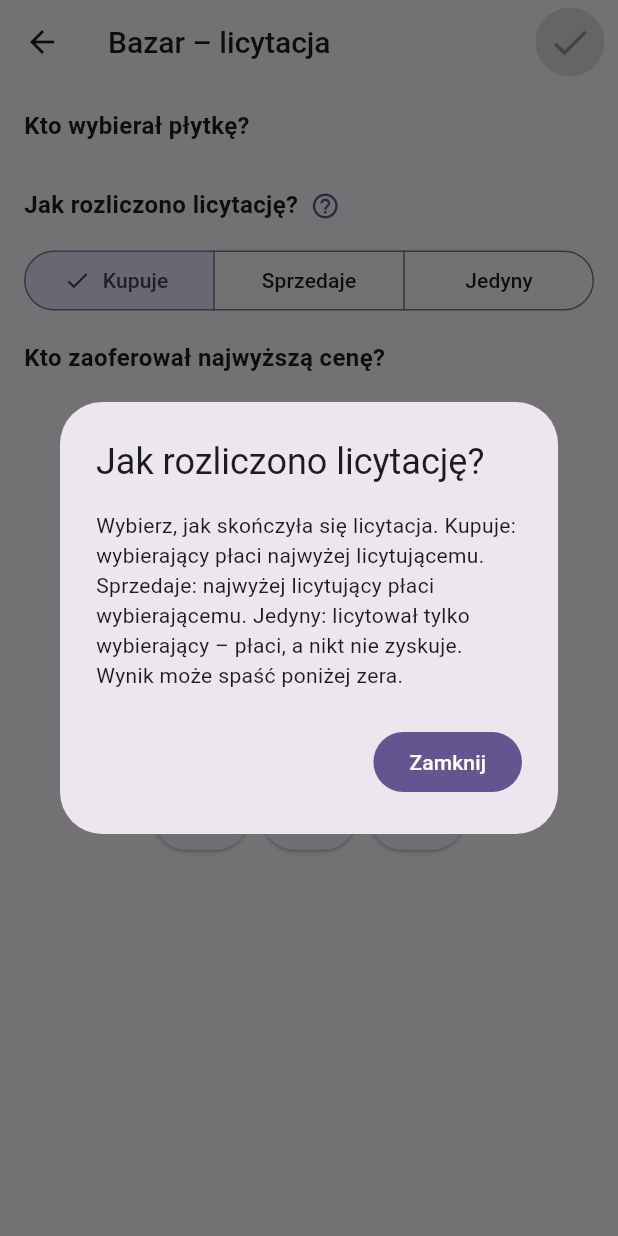
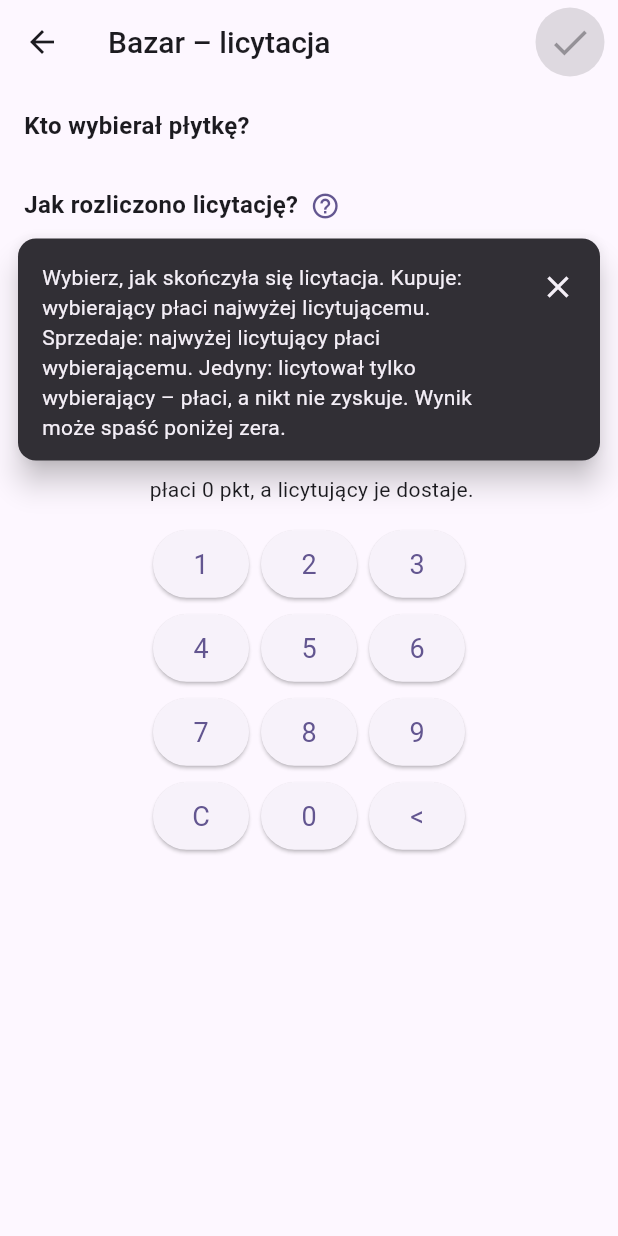
Before and after one commit to WGFizban/CC_NEW, a Flutter app: the BazaarScreen screen opened directly with empty values, after a tap on the "help outline" icon, on a phone screen of 412 x 824 dp. Run offline on Flutter 3.47's test engine with Material 3 defaults, Android fonts, the phone set to English and light mode, and no system bars; our stand-ins replace flutter_colorpicker, flutter_svg, shared_preferences, wakelock_plus; accounts and stored records are empty; generated files the repository leaves out were written again.

Commit message:
Podpowiedzi jako dymek przy ikonie zamykany przyciskiem lub stuknięciem obok
Co-Authored-By: Claude Sonnet 5.5 <noreply@anthropic.com>
Claude-Session: https://claude.ai/code/session_01P2QWxkXWwGKiSLABjDzL2r

```diff
--- a/lib/screens/history_screen.dart
+++ b/lib/screens/history_screen.dart
@@ -53,9 +53,11 @@ class _HistoryScreenState extends State<HistoryScreen> {
     final text = e.category ?? e.label;
     final type = e.scoringType;
     if (type == null) return Text(text);
-    return GestureDetector(
-      onTap: () => showHintDialog(context, message: text),
-      child: GameIcon(type.iconAsset, size: 28),
+    return Builder(
+      builder: (ctx) => GestureDetector(
+        onTap: () => showHintBubble(ctx, message: text),
+        child: GameIcon(type.iconAsset, size: 28),
+      ),
     );
   }
 
--- a/lib/widgets/info_hint.dart
+++ b/lib/widgets/info_hint.dart
@@ -2,7 +2,94 @@ import 'package:flutter/material.dart';
 
 import '../l10n/l10n.dart';
 
-/// Pokazuje podpowiedź jako okno nad ekranem, które użytkownik zamyka sam.
+/// Pokazuje podpowiedź jako dymek przy elemencie [context] (jak tooltip), który
+/// zostaje na ekranie, dopóki użytkownik nie zamknie go przyciskiem „×" albo
+/// nie stuknie w inne miejsce ekranu.
+void showHintBubble(
+  BuildContext context, {
+  required String message,
+  String? title,
+}) {
+  final overlay = Overlay.of(context);
+  final box = context.findRenderObject() as RenderBox?;
+  final overlayBox = overlay.context.findRenderObject() as RenderBox?;
+  if (box == null || overlayBox == null || !box.attached) {
+    showHintDialog(context, message: message, title: title);
+    return;
+  }
+  final anchor = box.localToGlobal(Offset.zero, ancestor: overlayBox);
+  final anchorRect = anchor & box.size;
+  final screen = overlayBox.size;
+  final theme = Theme.of(context);
+
+  late final OverlayEntry entry;
+  void close() => entry.remove();
+
+  entry = OverlayEntry(
+    builder: (ctx) {
+      const margin = 12.0;
+      final width = screen.width - 2 * margin;
+      // Dymek pod elementem, a gdy brakuje miejsca – nad nim.
+      final below = anchorRect.bottom < screen.height * 0.55;
+      return Stack(
+        children: [
+          Positioned.fill(
+            child: GestureDetector(
+              behavior: HitTestBehavior.opaque,
+              onTap: close,
+              child: const SizedBox.expand(),
+            ),
+          ),
+          Positioned(
+            left: margin,
+            width: width,
+            top: below ? anchorRect.bottom + 4 : null,
+            bottom: below ? null : screen.height - anchorRect.top + 4,
+            child: Material(
+              elevation: 8,
+              borderRadius: BorderRadius.circular(12),
+              color: theme.colorScheme.inverseSurface,
+              child: ConstrainedBox(
+                constraints: BoxConstraints(maxHeight: screen.height * 0.45),
+                child: Padding(
+                  padding: const EdgeInsets.fromLTRB(16, 8, 4, 12),
+                  child: Row(
+                    crossAxisAlignment: CrossAxisAlignment.start,
+                    children: [
+                      Expanded(
+                        child: SingleChildScrollView(
+                          padding: const EdgeInsets.only(top: 8),
+                          child: Text(
+                            message,
+                            style: TextStyle(
+                              color: theme.colorScheme.onInverseSurface,
+                            ),
+                          ),
+                        ),
+                      ),
+                      IconButton(
+                        onPressed: close,
+                        tooltip: ctx.l10n.close,
+                        icon: Icon(
+                          Icons.close,
+                          color: theme.colorScheme.onInverseSurface,
+                        ),
+                      ),
+                    ],
+                  ),
+                ),
+              ),
+            ),
+          ),
+        ],
+      );
+    },
+  );
+  overlay.insert(entry);
+}
+
+/// Podpowiedź jako okno nad ekranem (zamykane przyciskiem). Używane, gdy nie
+/// ma elementu, przy którym można pokazać dymek.
 Future<void> showHintDialog(
   BuildContext context, {
   required String message,
@@ -33,7 +120,7 @@ class InfoHint extends StatelessWidget {
   @override
   Widget build(BuildContext context) {
     return InkResponse(
-      onTap: () => showHintDialog(context, message: message, title: title),
+      onTap: () => showHintBubble(context, message: message, title: title),
       radius: 20,
       child: Padding(
         padding: const EdgeInsets.all(8),
```
